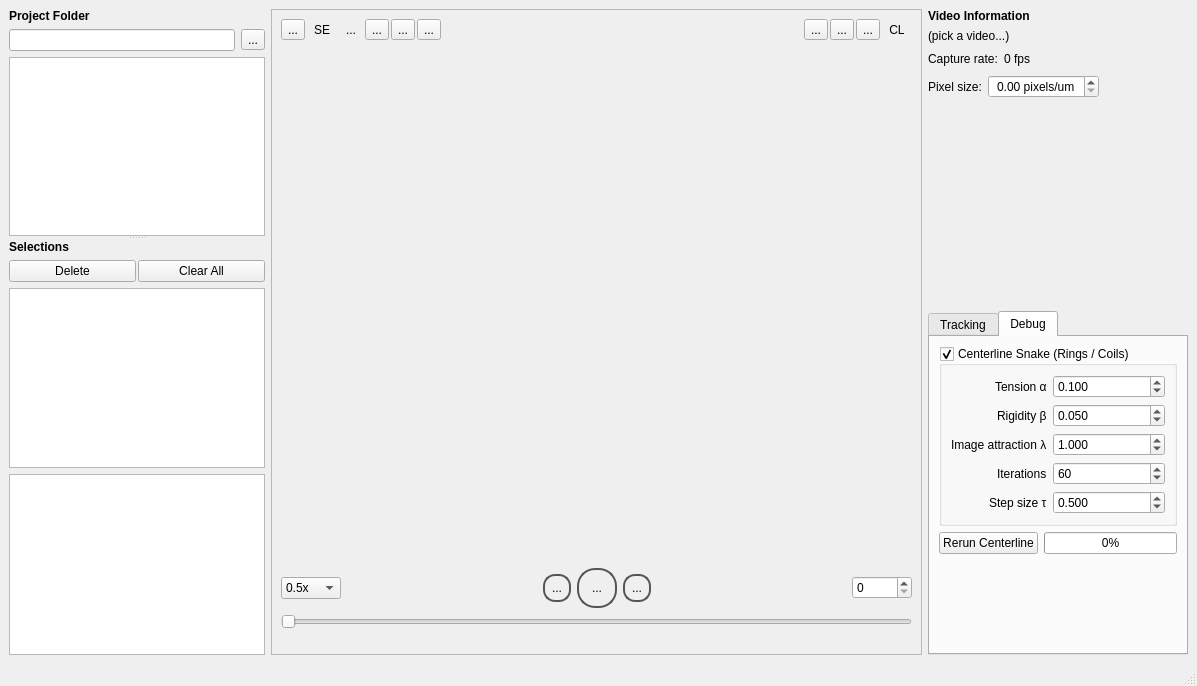
Above: src/gui/mainwindow.ui from adwolfe/yawt before the change. Below: the same form after it.
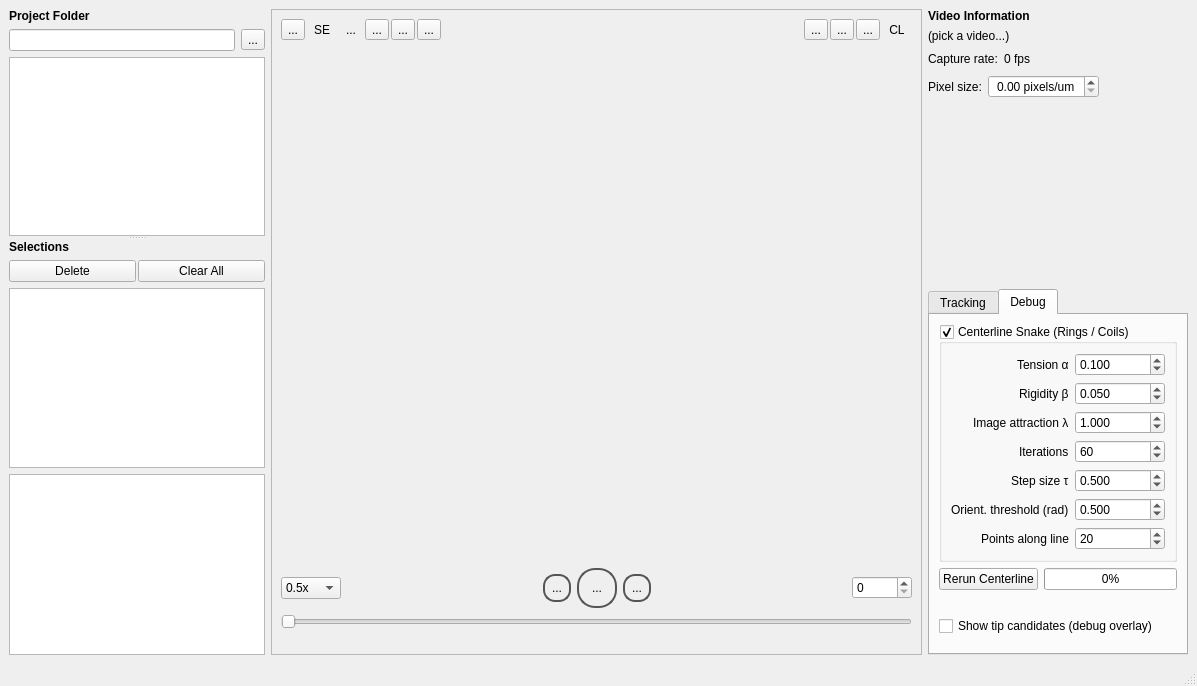
That is the form after the change. The open tabs and pages were chosen to show the change. Icons and pictures are not drawn. Custom widgets are drawn as their Qt base class.

Commit message: new tip points

```diff
--- a/src/gui/mainwindow.ui
+++ b/src/gui/mainwindow.ui
@@ -1264,6 +1264,37 @@
                   <property name="value"><double>0.500000</double></property>
                  </widget>
                 </item>
+                <item row="5" column="0">
+                 <widget class="QLabel" name="labelOrientThresh">
+                  <property name="text"><string>Orient. threshold (rad)</string></property>
+                  <property name="toolTip"><string>Right-hand-rule veto: if the total signed turning angle of both the current and previous centerline exceed this magnitude, and their signs disagree, the orientation is flipped. Set lower to enforce orientation earlier (even on gentle bends); set higher to only apply on tight coils. 0 = always enforce; &gt;π = effectively disabled.</string></property>
+                 </widget>
+                </item>
+                <item row="5" column="1">
+                 <widget class="QDoubleSpinBox" name="snakeOrientThreshSpin">
+                  <property name="toolTip"><string>Right-hand-rule veto threshold in radians. 0.5 rad ≈ 29°. When both the current and previous frame's total signed turning angle exceed this value in magnitude but disagree in sign, the orientation is corrected. Near-zero values mean near-straight bodies (genuinely ambiguous).</string></property>
+                  <property name="minimum"><double>0.000000</double></property>
+                  <property name="maximum"><double>3.141593</double></property>
+                  <property name="singleStep"><double>0.050000</double></property>
+                  <property name="decimals"><number>3</number></property>
+                  <property name="value"><double>0.500000</double></property>
+                 </widget>
+                </item>
+                <item row="6" column="0">
+                 <widget class="QLabel" name="labelNPoints">
+                  <property name="text"><string>Points along line</string></property>
+                  <property name="toolTip"><string>Number of evenly-spaced points resampled along the centerline. More points reduce kinking on highly curved bodies at the cost of slightly more computation. Minimum 5.</string></property>
+                 </widget>
+                </item>
+                <item row="6" column="1">
+                 <widget class="QSpinBox" name="snakeNPointsSpin">
+                  <property name="toolTip"><string>Number of resampled centerline points (5–200). Higher values reduce kinking artefacts on coiled or tightly curved worms.</string></property>
+                  <property name="minimum"><number>5</number></property>
+                  <property name="maximum"><number>200</number></property>
+                  <property name="singleStep"><number>5</number></property>
+                  <property name="value"><number>20</number></property>
+                 </widget>
+                </item>
                </layout>
               </widget>
              </item>
@@ -1289,6 +1320,12 @@
                <property name="wordWrap"><bool>true</bool></property>
               </widget>
              </item>
+             <item>
+              <widget class="QCheckBox" name="showTipCandidatesCheck">
+               <property name="text"><string>Show tip candidates (debug overlay)</string></property>
+               <property name="toolTip"><string>Overlay per-frame candidate nose/tail points on each visible blob. Filled green circles = Zhang-Suen skeleton degree-1 endpoints. Hollow magenta squares = local maxima of outer-contour curvature. The downstream head/tail assignment step will consume these candidates instead of inheriting endpoints from the previous frame.</string></property>
+              </widget>
+             </item>
              <item>
               <spacer name="debugTabSpacer">
                <property name="orientation">
```
The commit also changes 6 other files.
